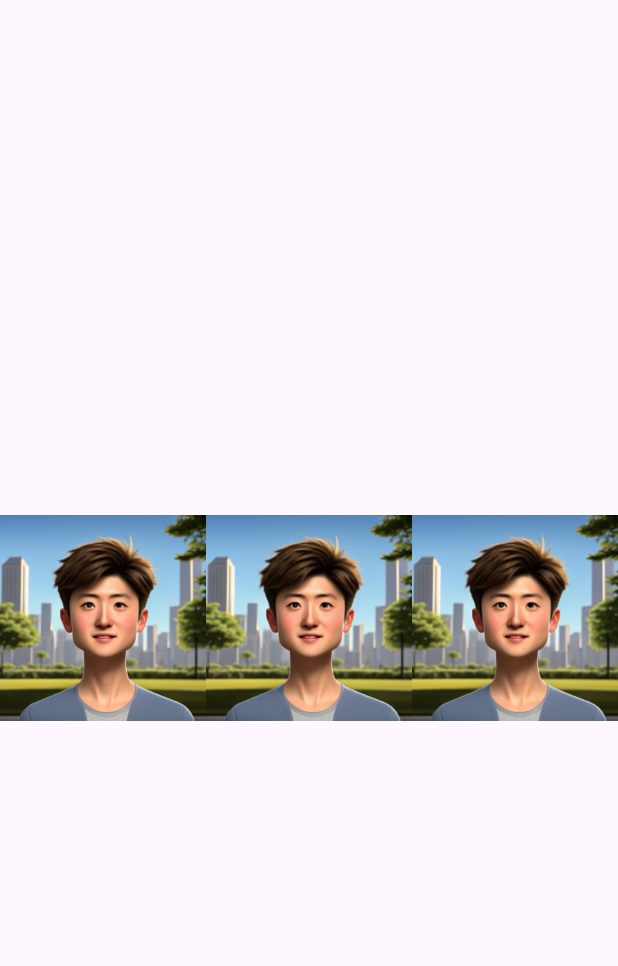
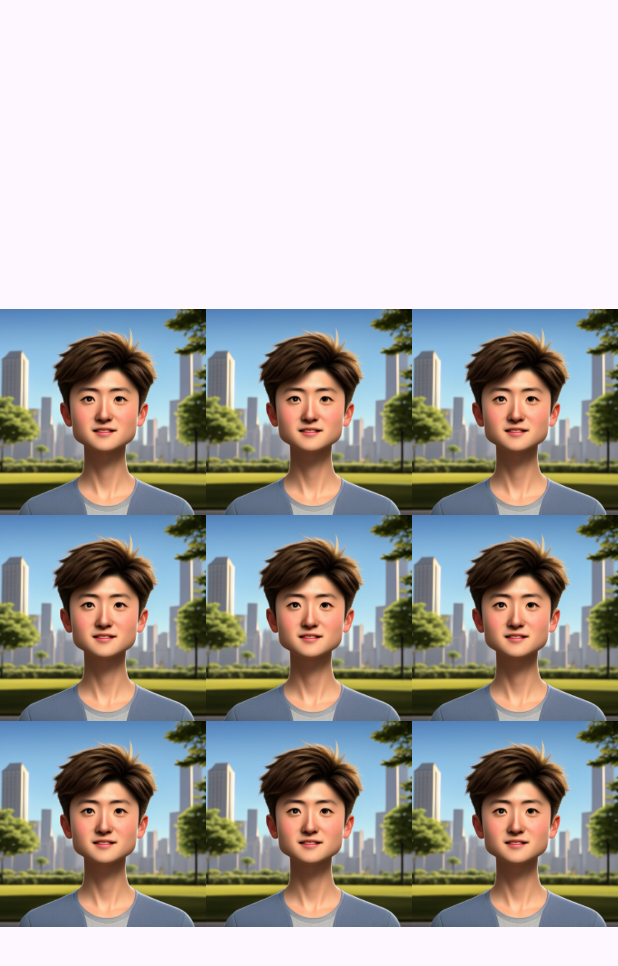
Before and after one commit to te-uemrua/PieceHuntKoshi_rev1, an Android app: the PuzzleScreenActivity screen opened directly, with no data from a screen before it, on a phone screen of 412 x 824 dp. Shown: the top 966 px of the screen. Run offline under Robolectric (Android 15) with nearby library versions, the phone set to English and light mode, and no system bars.

Commit message:
パズル画面を3×3に調整

```diff
--- a/app/src/main/java/com/example/piecehuntkoshi_ver1/PuzzleScreenActivity.java
+++ b/app/src/main/java/com/example/piecehuntkoshi_ver1/PuzzleScreenActivity.java
@@ -47,12 +47,12 @@ public class PuzzleScreenActivity extends AppCompatActivity {
         pieceList.add(new Piece(R.drawable.piece_1, true)); // 1番目のピース（取得済み）
         pieceList.add(new Piece(R.drawable.piece_2, true)); // 2番目のピース（未取得）
         pieceList.add(new Piece(R.drawable.piece_3, true));
-        pieceList.add(new Piece(R.drawable.piece_4, false));
-        pieceList.add(new Piece(R.drawable.piece_5, false));
-        pieceList.add(new Piece(R.drawable.piece_6, false));
-        pieceList.add(new Piece(R.drawable.piece_7, false));
-        pieceList.add(new Piece(R.drawable.piece_8, false));
-        pieceList.add(new Piece(R.drawable.piece_9, false));
+        pieceList.add(new Piece(R.drawable.piece_4, true));
+        pieceList.add(new Piece(R.drawable.piece_5, true));
+        pieceList.add(new Piece(R.drawable.piece_6, true));
+        pieceList.add(new Piece(R.drawable.piece_7, true));
+        pieceList.add(new Piece(R.drawable.piece_8, true));
+        pieceList.add(new Piece(R.drawable.piece_9, true));
         // 注意： R.drawable.piece_1 や R.drawable.piece_2 などの画像ファイルを
         // あなたがプロジェクトの res/drawable フォルダに用意する必要があります。
         // もし画像がまだなければ、コンパイルエラーになります。
--- /dev/null
+++ b/app/src/main/java/com/example/piecehuntkoshi_ver1/SquareImageView.java
@@ -0,0 +1,24 @@
+package com.example.piecehuntkoshi_ver1; // あなたのパッケージ名に合わせてください
+
+import android.content.Context;
+import android.util.AttributeSet;
+import androidx.appcompat.widget.AppCompatImageView;
+
+public class SquareImageView extends AppCompatImageView {
+    public SquareImageView(Context context) {
+        super(context);
+    }
+
+    public SquareImageView(Context context, AttributeSet attrs) {
+        super(context, attrs);
+    }
+
+    public SquareImageView(Context context, AttributeSet attrs, int defStyle) {
+        super(context, attrs, defStyle);
+    }
+
+    @Override
+    protected void onMeasure(int widthMeasureSpec, int heightMeasureSpec) {
+        super.onMeasure(widthMeasureSpec, widthMeasureSpec); // 高さを幅に合わせる
+    }
+}
--- a/app/src/main/res/layout/activity_puzzle_screen.xml
+++ b/app/src/main/res/layout/activity_puzzle_screen.xml
@@ -7,4 +7,15 @@
     android:layout_height="match_parent"
     tools:context=".PuzzleScreenActivity">
 
+    <androidx.recyclerview.widget.RecyclerView
+        android:id="@+id/puzzleRecyclerView"
+        android:layout_width="0dp"
+        android:layout_height="0dp"
+        android:overScrollMode="never"
+        app:layout_constraintDimensionRatio="1:1"
+        app:layout_constraintBottom_toBottomOf="parent"
+        app:layout_constraintEnd_toEndOf="parent"
+        app:layout_constraintStart_toStartOf="parent"
+        app:layout_constraintTop_toTopOf="parent" />
+
 </androidx.constraintlayout.widget.ConstraintLayout>
--- a/app/src/main/res/layout/piece_item.xml
+++ b/app/src/main/res/layout/piece_item.xml
@@ -1,7 +1,7 @@
 <?xml version="1.0" encoding="utf-8"?>
-<ImageView xmlns:android="http://schemas.android.com/apk/res/android"
+<com.example.piecehuntkoshi_ver1.SquareImageView
+    xmlns:android="http://schemas.android.com/apk/res/android"
     android:id="@+id/pieceImageView"
     android:layout_width="match_parent"
-    android:layout_height="match_parent">
-
-</ImageView>
+    android:layout_height="match_parent"
+    android:scaleType="fitCenter" />
--- a/app/src/main/res/layout/puzzle_screen.xml
+++ b/app/src/main/res/layout/puzzle_screen.xml
@@ -1,16 +1,14 @@
 <?xml version="1.0" encoding="utf-8"?>
-<androidx.constraintlayout.widget.ConstraintLayout xmlns:android="http://schemas.android.com/apk/res/android"
-    xmlns:app="http://schemas.android.com/apk/res-auto"
-    xmlns:tools="http://schemas.android.com/tools"
+<LinearLayout xmlns:android="http://schemas.android.com/apk/res/android"
     android:layout_width="match_parent"
-    android:layout_height="match_parent">
+    android:layout_height="match_parent"
+    android:gravity="center"
+    android:orientation="vertical">
 
     <androidx.recyclerview.widget.RecyclerView
         android:id="@+id/puzzleRecyclerView"
-        android:layout_width="0dp"
-        android:layout_height="0dp"
-        app:layout_constraintBottom_toBottomOf="parent"
-        app:layout_constraintEnd_toEndOf="parent"
-        app:layout_constraintStart_toStartOf="parent"
-        app:layout_constraintTop_toTopOf="parent" />
-</androidx.constraintlayout.widget.ConstraintLayout>
+        android:layout_width="match_parent"
+        android:layout_height="wrap_content"
+        android:layout_gravity="center" />
+
+</LinearLayout>
```
